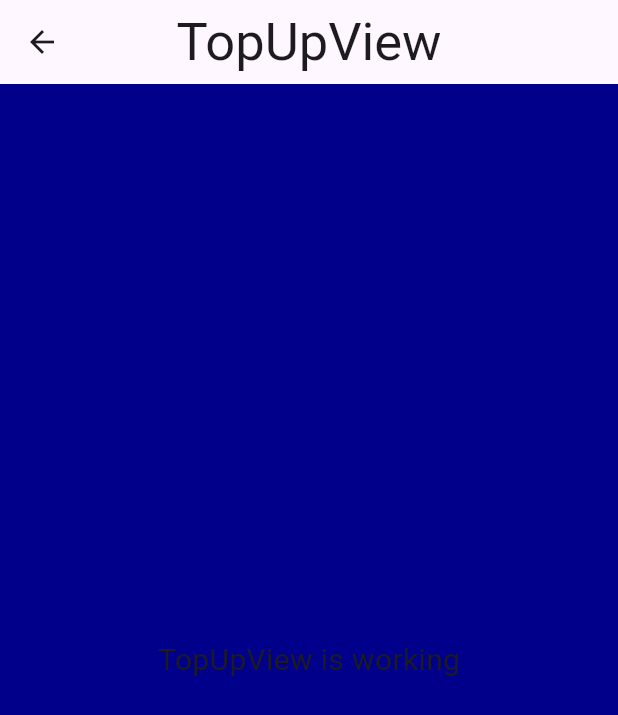
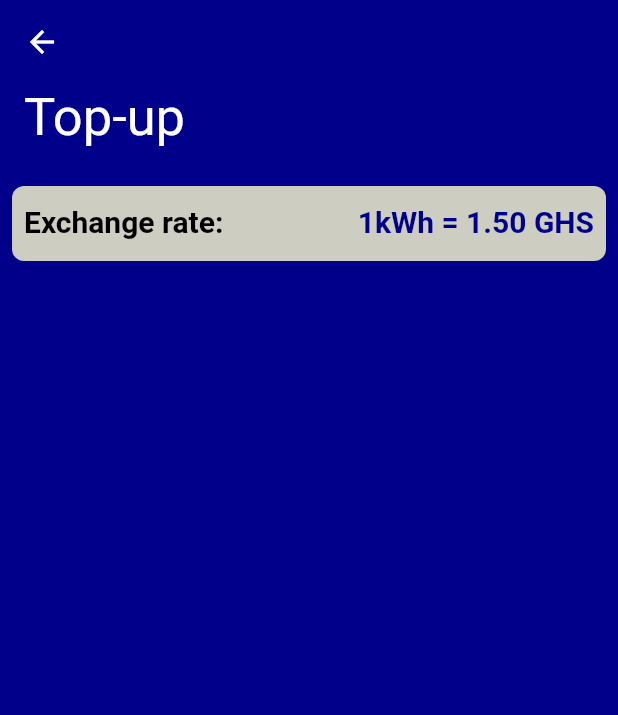
Before and after one commit to Serkhani/energyapp, a Flutter app: the TopUpView screen opened by its route, on a phone screen of 412 x 824 dp. Shown: the top 715 px of the screen. Run offline on Flutter 3.47's test engine with Material 2 defaults, Android fonts, the phone set to English and light mode, and no system bars; our stand-ins replace get; accounts and stored records are empty.

Commit message:
added exchange rate section

```diff
--- a/lib/app/data/theme.dart
+++ b/lib/app/data/theme.dart
@@ -29,5 +29,8 @@ class AppTheme {
         fontSize: 25.0,
       )
     ),
+    iconTheme: const IconThemeData(
+      color: Colors.white
+    ),
   );
 }
--- a/lib/app/data/user.dart
+++ b/lib/app/data/user.dart
@@ -1,5 +1,6 @@
 class User {
   final String name;
+  final String email;
   final String img;
   final double energyUsed2day;
   final double energyUsedInMonth;
@@ -7,6 +8,7 @@ class User {
   const User(
       {required this.name,
       required this.img,
+      required this.email,
       required this.energyUsed2day,
       required this.energyUsedInMonth,
       required this.lastRecharge});
@@ -16,12 +18,14 @@ class User {
     // this is required if robust lint rules are enabled
     final name = data['name'] as String;
     final img = data['img'] as String;
+    final email = data['email'] as String;
     final energyUsed2day = data['energyUsed2day'] as double;
     final energyUsedInMonth = data['energyUsedInMonth'] as double;
     final lastRecharge = data['lastRecharge'] as int;
     return User(
         name: name,
         img: img,
+        email: email,
         energyUsed2day: energyUsed2day,
         energyUsedInMonth: energyUsedInMonth,
         lastRecharge: lastRecharge);
@@ -31,6 +35,7 @@ class User {
     return {
       'name': name,
       'img': img,
+      'email': email,
       'energyUsed2day': energyUsed2day,
       'energyUsedInMonth': energyUsedInMonth,
       'lastRecharge': lastRecharge
--- a/lib/app/modules/TopUp/controllers/top_up_controller.dart
+++ b/lib/app/modules/TopUp/controllers/top_up_controller.dart
@@ -1,9 +1,9 @@
 import 'package:get/get.dart';
 
 class TopUpController extends GetxController {
-  //TODO: Implement TopUpController
+    RxDouble exchangeRate = 1.50.obs;
 
-  final count = 0.obs;
+
   @override
   void onInit() {
     super.onInit();
@@ -19,5 +19,4 @@ class TopUpController extends GetxController {
     super.onClose();
   }
 
-  void increment() => count.value++;
 }
--- /dev/null
+++ b/lib/app/modules/TopUp/views/exchange_rate_view.dart
@@ -0,0 +1,30 @@
+import '../../../../app/modules/TopUp/controllers/top_up_controller.dart';
+import 'package:flutter/material.dart';
+
+import 'package:get/get.dart';
+
+class ExchangeRateView extends GetView<TopUpController> {
+  const ExchangeRateView({Key? key}) : super(key: key);
+  @override
+  Widget build(BuildContext context) {
+    return Container(
+      padding: const EdgeInsets.symmetric(horizontal: 8.0),
+      height: 50.0,
+      decoration: BoxDecoration(
+        color: const Color.fromARGB(255, 205, 205, 194),
+        borderRadius: BorderRadius.circular(8.0),
+      ),
+      child: Row(
+        mainAxisAlignment: MainAxisAlignment.spaceBetween,
+        children: [
+          Text(
+            'Exchange rate: ',
+            style: Theme.of(context).textTheme.displayMedium!.copyWith(color: Colors.black),
+          ),
+          Text('1kWh = ${controller.exchangeRate.value.toStringAsFixed(2)} GHS',
+          style: Theme.of(context).textTheme.displayMedium,)
+        ],
+      ),
+    );
+  }
+}
--- a/lib/app/modules/TopUp/views/top_up_view.dart
+++ b/lib/app/modules/TopUp/views/top_up_view.dart
@@ -1,3 +1,4 @@
+import 'package:energy/app/modules/TopUp/views/exchange_rate_view.dart';
 import 'package:flutter/material.dart';
 
 import 'package:get/get.dart';
@@ -10,15 +11,23 @@ class TopUpView extends GetView<TopUpController> {
   Widget build(BuildContext context) {
     return Scaffold(
       appBar: AppBar(
-        title: const Text('TopUpView'),
-        centerTitle: true,
-      ),
-      body: Center(
-        child: Text(
-          'TopUpView is working',
-          style: TextStyle(fontSize: 20),
-        ),
-      ),
+        backgroundColor: Colors.transparent,
+        elevation: 0.0,
+        leading: const BackButton(color: Colors.white,),
+            ),
+      body: Column(
+        crossAxisAlignment: CrossAxisAlignment.start,
+        children: [
+          Padding(
+            padding: const EdgeInsets.only(left: 16.0, bottom: 16.0),
+            child: Text('Top-up', style: Theme.of(context).textTheme.titleLarge,),
+          ),
+          const Padding(
+            padding: EdgeInsets.all(8.0),
+            child: ExchangeRateView(),
+          )
+        ],
+      )
     );
   }
 }
--- a/lib/app/modules/home/controllers/home_controller.dart
+++ b/lib/app/modules/home/controllers/home_controller.dart
@@ -1,4 +1,5 @@
 import 'package:energy/app/data/user.dart';
+import 'package:energy/app/routes/app_pages.dart';
 import 'package:get/get.dart';
 
 class HomeController extends GetxController {
@@ -10,6 +11,7 @@ class HomeController extends GetxController {
         img: 'assets/profile.png',
         energyUsed2day: 26.8,
         energyUsedInMonth: 325.37,
+        email: 'judeman@gmail.com',
         lastRecharge: 2);
     super.onInit();
   }
@@ -23,5 +25,9 @@ class HomeController extends GetxController {
   void onClose() {
     super.onClose();
   }
-  void topUp(){}
+
+  void topUp() {
+    print('topup');
+    Get.toNamed(Routes.TOP_UP);
+  }
 }
```
